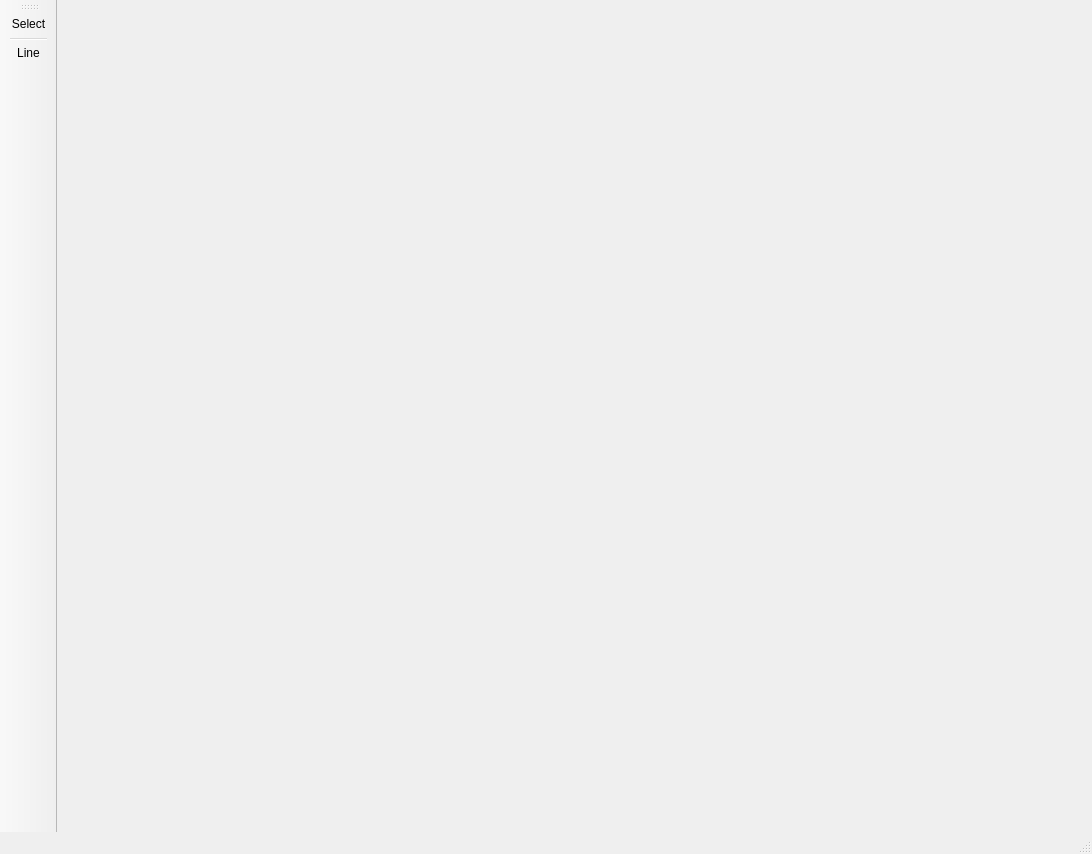
Qt form PaintTest/PaintTest.ui (denmircea/workshop-2021) before a commit.
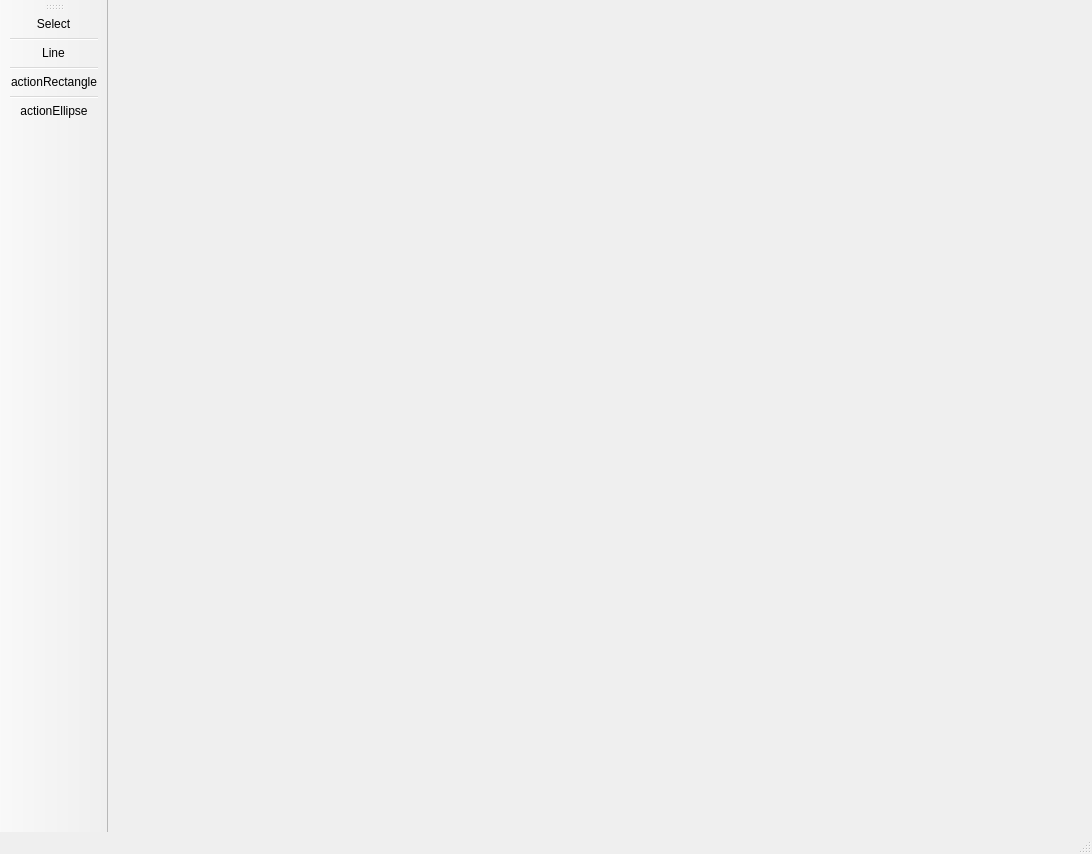
The same form after that commit. Icons and pictures are not drawn.

Commit message: added button for rectangle

What changed in the file:
```diff
--- a/PaintTest/PaintTest.ui
+++ b/PaintTest/PaintTest.ui
@@ -37,6 +37,10 @@
    <addaction name="actionSelect"/>
    <addaction name="separator"/>
    <addaction name="actionLine"/>
+   <addaction name="separator"/>
+   <addaction name="actionRectangle"/>
+   <addaction name="separator"/>
+   <addaction name="actionEllipse"/>
   </widget>
   <widget class="QStatusBar" name="statusBar"/>
   <action name="actionOpen">
@@ -94,6 +98,30 @@
     <string>Line</string>
    </property>
   </action>
+  <action name="actionRectangle">
+   <property name="checkable">
+    <bool>true</bool>
+   </property>
+   <property name="icon">
+    <iconset resource="painttest.qrc">
+     <normaloff>:/MainWindow/res/icons/Rectangle.png</normaloff>:/MainWindow/res/icons/Rectangle.png</iconset>
+   </property>
+   <property name="text">
+    <string>actionRectangle</string>
+   </property>
+  </action>
+  <action name="actionEllipse">
+   <property name="checkable">
+    <bool>true</bool>
+   </property>
+   <property name="icon">
+    <iconset resource="painttest.qrc">
+     <normaloff>:/MainWindow/res/icons/Ellipse.png</normaloff>:/MainWindow/res/icons/Ellipse.png</iconset>
+   </property>
+   <property name="text">
+    <string>actionEllipse</string>
+   </property>
+  </action>
  </widget>
  <layoutdefault spacing="6" margin="11"/>
  <resources>
```
Left out of the diff: 2 changed lines with no effect on the pictures. The commit also changes 5 other files.
